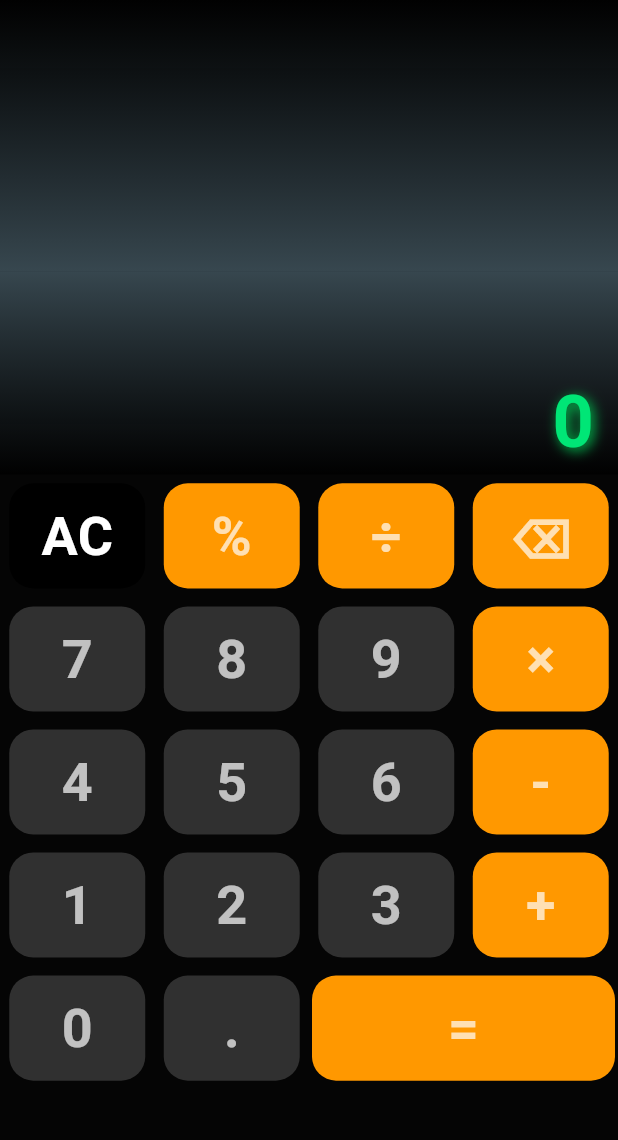
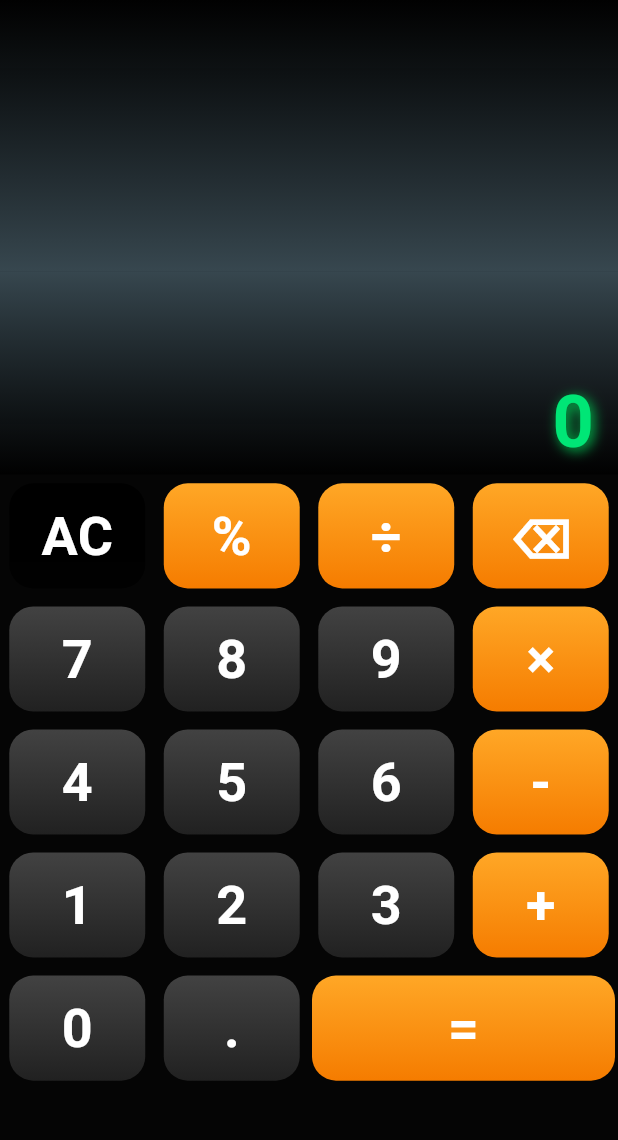
Before and after one commit to jayant001160/flutter_calculator_app, a Flutter app: the screen it shows after launch, after a tap on "AC", on a phone screen of 412 x 824 dp, the part 84-1224 px from its top. Run offline on Flutter 3.47's test engine with Material 3 defaults, Android fonts, the phone set to English and light mode, and no system bars; our stand-ins replace bloc, flutter_bloc.

Commit message:
added gradient insted of color in keypad ui, need to work on % oprator logic it's not working correctly

```diff
--- a/lib/screens/calculator_screen.dart
+++ b/lib/screens/calculator_screen.dart
@@ -40,6 +40,17 @@ class _CalculatorScreenState extends State<CalculatorScreen> {
           result = 'Error';
         });
       }
+    } else if ((value == '+' ||
+            value == '-' ||
+            value == '%' ||
+            value == '÷' ||
+            value == '×') &&
+        result != '0') {
+      setState(() {
+        input = result;
+        result = '0';
+        input += value;
+      });
     } else {
       setState(() {
         input += value;
--- a/lib/widgets/calculator_button.dart
+++ b/lib/widgets/calculator_button.dart
@@ -16,32 +16,50 @@ class CalculatorButton extends StatelessWidget {
     this.isWide = false,
   });
 
+  // Method to determine the gradient based on button type
+  LinearGradient _getButtonGradient() {
+    if (isAccent) {
+      return LinearGradient(
+        colors: [Colors.black, Colors.black87],
+        begin: Alignment.topCenter,
+        end: Alignment.bottomCenter,
+      );
+    } else if (isOperator) {
+      return LinearGradient(
+        colors: [Colors.orange.shade400, Colors.orange.shade700],
+        begin: Alignment.topCenter,
+        end: Alignment.bottomCenter,
+      );
+    } else {
+      return LinearGradient(
+        colors: [Colors.grey.shade800, Colors.grey.shade900],
+        begin: Alignment.topCenter,
+        end: Alignment.bottomCenter,
+      );
+    }
+  }
+
   @override
   Widget build(BuildContext context) {
     double screenHeight = MediaQuery.of(context).size.height;
-    double screenWidth = MediaQuery.of(context).size.height;
+    double screenWidth = MediaQuery.of(context).size.width;
     return GestureDetector(
       onTap: () => onPressed(label),
       child: Container(
         margin: EdgeInsets.symmetric(vertical: 6, horizontal: 2),
-        width: isWide ? screenWidth * 0.23 : screenWidth * 0.11,
-        // Adjust for wide buttons
+        width: isWide ? screenWidth * 0.23 : screenWidth * 0.22, // Adjust for wide buttons
         height: screenHeight * 0.085,
         decoration: BoxDecoration(
-            color: isAccent
-                ? Colors.black
-                : isOperator
-                    ? Colors.orange
-                    : Colors.grey[850],
-            // shape: label=='='?BoxShape.rectangle: BoxShape.circle,
-            borderRadius: BorderRadius.all(Radius.circular(16))),
+          gradient: _getButtonGradient(), // Use gradient for the button
+          borderRadius: BorderRadius.all(Radius.circular(16)),
+        ),
         child: Center(
           child: Text(
             label,
             style: TextStyle(
               fontSize: 36,
               fontWeight: FontWeight.bold,
-              color: isAccent ? Colors.white : Colors.white70,
+              color: Colors.white,
             ),
           ),
         ),
```
